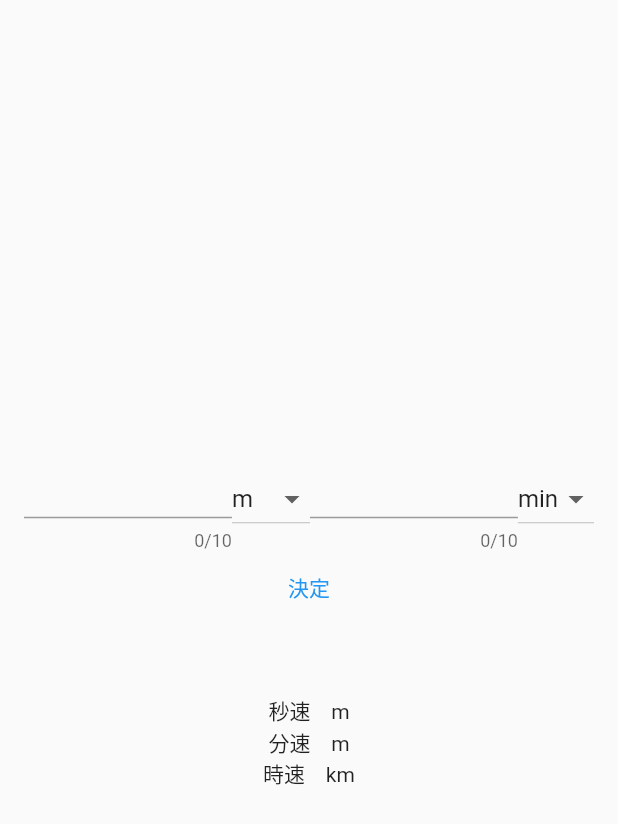
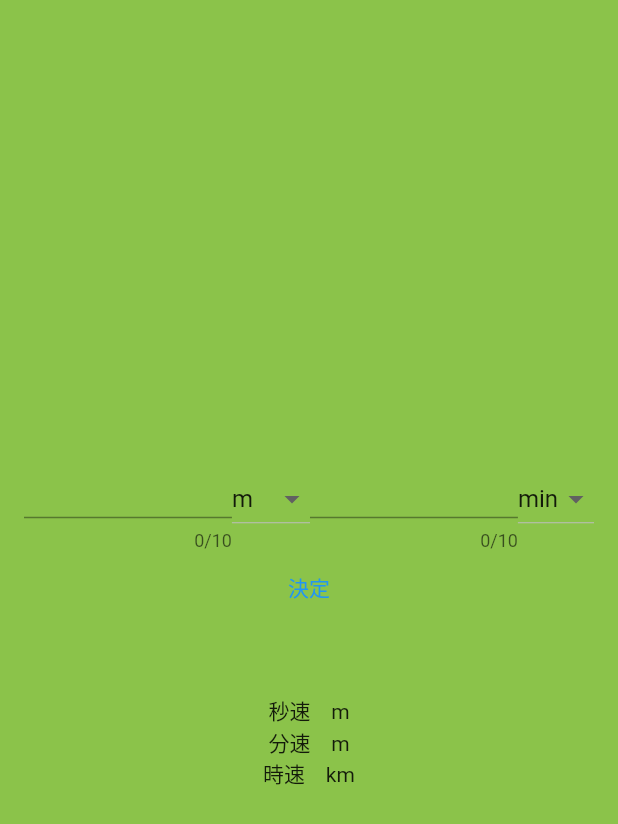
Before and after one commit to schezo817/speed_calculators, a Flutter app: the screen it shows after launch, on a phone screen of 412 x 824 dp. Shown: the top 824 px of the screen. Run offline on Flutter 3.47's test engine with Material 2 defaults, Android fonts, the phone set to English and light mode, and no system bars.

Commit message:
ver0.1.1 コメントの追加

```diff
--- a/lib/main.dart
+++ b/lib/main.dart
@@ -7,7 +7,6 @@
 class MyApp extends StatelessWidget {
   const MyApp({Key? key}) : super(key: key);
 
-  // This widget is the root of your application.
   @override
   Widget build(BuildContext context) {
     return MaterialApp(
@@ -31,20 +30,45 @@
 }
 
 class _MyHomePageState extends State<MyHomePage> {
+  //入力された距離
   String meters = "";
+
+  //単位:mでの距離
   double reMeters = 0;
+
+  //入力された時間
   String time = "";
+
+  //単位:minでの時間
   double reTime = 0;
+
+  //選択されている距離単位
   String? isSelectedMeters = 'm';
+
+  //選択されている時間単位
   String? isSelectedTime = 'min';
+
+  //表示する秒速
   String secSpeed = "   ";
+
+  //表示する分速
   String minSpeed = "   ";
+
+  //表示する時速
   String hourSpeed = "   ";
 
   @override
   Widget build(BuildContext context) {
     return Scaffold(
-      body: Container(
+      body: Stack(
+        children: <Widget>[
+          //背景色
+          Container(
+            height: double.infinity,
+            width: double.infinity,
+            color: Colors.lightGreen,
+          ),
+          Container(
             padding: const EdgeInsets.all(16.0),
             child: Center(
               child: Column(
@@ -137,7 +161,7 @@
                   TextButton(
                     onPressed: () {
                       setState(() {
-                    //距離と時間が入力されているなら
+                        //距離と時間が入力されている時
                         if (!(meters == "" || time == "")) {
                           //距離の変換
                           switch (isSelectedMeters) {
@@ -171,7 +195,7 @@
                           }
                           //分速??メートル
                           double speed = reMeters / reTime;
-
+                          //単位ごとの速度に変換
                           secSpeed = (speed / 60).toString();
                           minSpeed = (speed).toString();
                           hourSpeed = (speed * 60 / 1000).toString();
@@ -190,6 +214,8 @@
               ),
             ),
           ),
+        ],
+      ),
     );
   }
 }
```
Also changed, not shown: pubspec.lock, 2 other files. Lines whose indentation alone changed are shown as unchanged.
